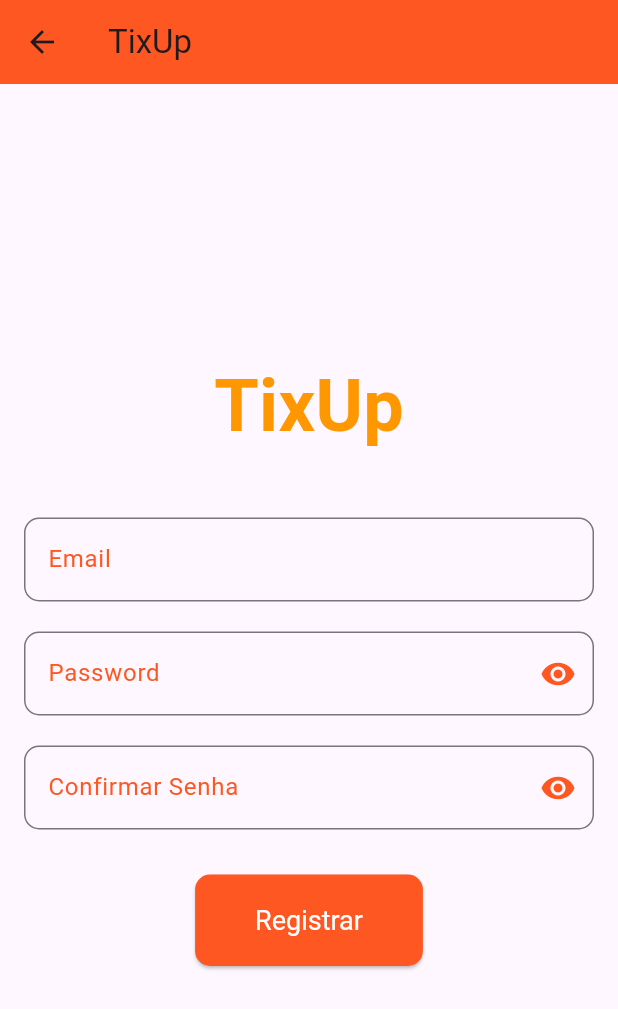
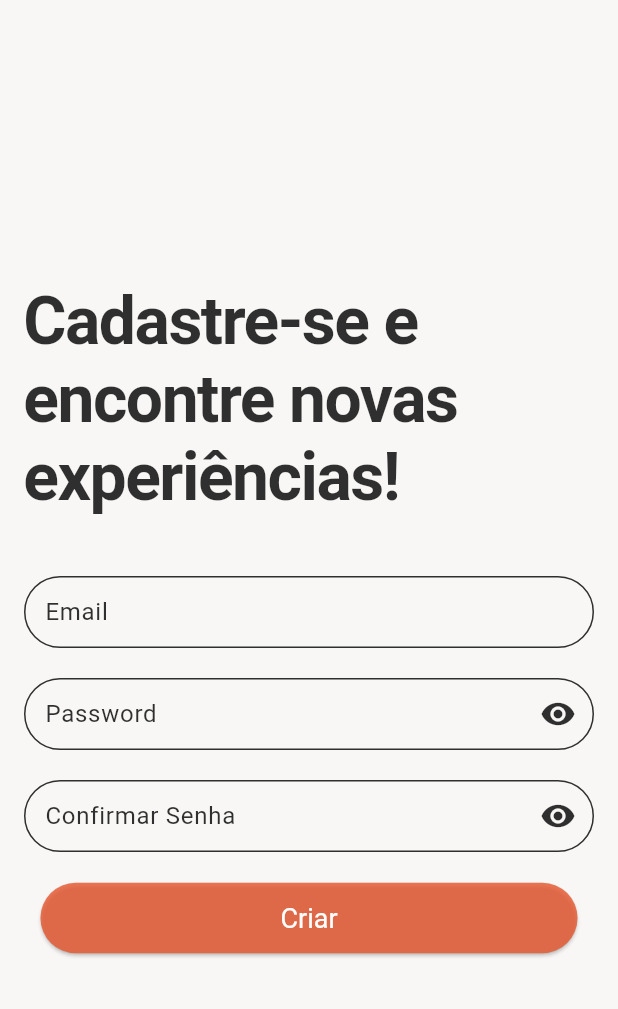
Before and after one commit to TIXw3/mobile-tixup, a Flutter app: the TelaRegistro screen opened directly, on a phone screen of 412 x 824 dp. Shown: the top 1009 px of the screen. Run offline on Flutter 3.47's test engine with Material 3 defaults, Android fonts, the phone set to English and light mode, and no system bars; our stand-ins replace carousel_slider, iconsax_flutter, supabase_flutter; accounts and stored records are empty; Roboto replaces fonts that are missing (Pacifico).

Commit message:
ETIX-014/styles: styled register screen

```diff
--- a/mobile_tixup/lib/features/auth/presentation/pages/register_page.dart
+++ b/mobile_tixup/lib/features/auth/presentation/pages/register_page.dart
@@ -51,23 +51,40 @@ class _TelaRegistroState extends State<TelaRegistro> {
   @override
   Widget build(BuildContext context) {
     return Scaffold(
-      appBar: AppBar(
-        title: const Text('TixUp'),
-        backgroundColor: Colors.deepOrange,
-      ),
+      backgroundColor: Color.fromARGB(255, 248, 247, 245),
       body: Padding(
         padding: const EdgeInsets.all(16.0),
         child: Column(
           mainAxisAlignment: MainAxisAlignment.center,
           crossAxisAlignment: CrossAxisAlignment.center,
           children: <Widget>[
-            const Text(
-              'TixUp',
-              style: TextStyle(
-                fontSize: 48,
-                fontWeight: FontWeight.bold,
-                fontFamily: 'Pacifico',
-                color: Colors.orange,
+            Align(
+              alignment: Alignment.centerLeft,
+              child: RichText(
+                text: TextSpan(
+                  style: const TextStyle(
+                    fontSize: 44,
+                    fontWeight: FontWeight.bold,
+                    fontFamily: 'Pacifico',
+                    color: Color.fromARGB(206, 0, 0, 0),
+                  ),
+                  children: [
+                    TextSpan(
+                      text: 'Cadastre-se e',
+                      style: TextStyle(letterSpacing: -1),
+                    ),
+                    TextSpan(text: ' '), // Espaço entre as palavras
+                    TextSpan(
+                      text: 'encontre novas',
+                      style: TextStyle(letterSpacing: -1),
+                    ),
+                    TextSpan(text: ' '),
+                    TextSpan(
+                      text: 'experiências!',
+                      style: TextStyle(letterSpacing: -1),
+                    ),
+                  ],
+                ),
               ),
             ),
             const SizedBox(height: 40),
@@ -75,9 +92,29 @@ class _TelaRegistroState extends State<TelaRegistro> {
               controller: _emailController,
               decoration: InputDecoration(
                 labelText: 'Email',
-                labelStyle: const TextStyle(color: Colors.deepOrange),
+                labelStyle: const TextStyle(
+                  color: Color.fromARGB(206, 0, 0, 0),
+                ),
                 border: OutlineInputBorder(
-                  borderRadius: BorderRadius.circular(10),
+                  borderRadius: BorderRadius.circular(30),
+                ),
+                enabledBorder: OutlineInputBorder(
+                  borderRadius: BorderRadius.circular(30),
+                  borderSide: const BorderSide(
+                    color: Color.fromARGB(206, 0, 0, 0),
+                    width: 1,
+                  ),
+                ),
+                focusedBorder: OutlineInputBorder(
+                  borderRadius: BorderRadius.circular(30),
+                  borderSide: const BorderSide(
+                    color: Colors.deepOrange,
+                    width: 2,
+                  ),
+                ),
+                contentPadding: const EdgeInsets.symmetric(
+                  vertical: 9.0,
+                  horizontal: 10.0,
                 ),
               ),
               keyboardType: TextInputType.emailAddress,
@@ -88,14 +125,34 @@ class _TelaRegistroState extends State<TelaRegistro> {
               obscureText: _obscureText,
               decoration: InputDecoration(
                 labelText: 'Password',
-                labelStyle: const TextStyle(color: Colors.deepOrange),
+                labelStyle: const TextStyle(
+                  color: Color.fromARGB(206, 0, 0, 0),
+                ),
                 border: OutlineInputBorder(
-                  borderRadius: BorderRadius.circular(10),
+                  borderRadius: BorderRadius.circular(30),
+                ),
+                enabledBorder: OutlineInputBorder(
+                  borderRadius: BorderRadius.circular(30),
+                  borderSide: const BorderSide(
+                    color: Color.fromARGB(206, 0, 0, 0),
+                    width: 1,
+                  ),
+                ),
+                focusedBorder: OutlineInputBorder(
+                  borderRadius: BorderRadius.circular(30),
+                  borderSide: const BorderSide(
+                    color: Colors.deepOrange,
+                    width: 2,
+                  ),
+                ),
+                contentPadding: const EdgeInsets.symmetric(
+                  vertical: 9,
+                  horizontal: 10,
                 ),
                 suffixIcon: IconButton(
                   icon: Icon(
                     _obscureText ? Icons.visibility : Icons.visibility_off,
-                    color: Colors.deepOrange,
+                    color: Color.fromARGB(206, 0, 0, 0),
                   ),
                   onPressed: _togglePasswordVisibility,
                 ),
@@ -107,20 +164,40 @@ class _TelaRegistroState extends State<TelaRegistro> {
               obscureText: _obscureText,
               decoration: InputDecoration(
                 labelText: 'Confirmar Senha',
-                labelStyle: const TextStyle(color: Colors.deepOrange),
+                labelStyle: const TextStyle(
+                  color: Color.fromARGB(206, 0, 0, 0),
+                ),
                 border: OutlineInputBorder(
-                  borderRadius: BorderRadius.circular(10),
+                  borderRadius: BorderRadius.circular(30),
                 ),
+                enabledBorder: OutlineInputBorder(
+                  borderRadius: BorderRadius.circular(30),
+                  borderSide: const BorderSide(
+                    color: Color.fromARGB(206, 0, 0, 0),
+                    width: 1,
+                  ),
+                ),
+                focusedBorder: OutlineInputBorder(
+                  borderRadius: BorderRadius.circular(30),
+                  borderSide: const BorderSide(
+                    color: Colors.deepOrange,
+                    width: 2,
+                  ),
+                ),
+                contentPadding: const EdgeInsets.symmetric(
+                  vertical: 9.0,
+                  horizontal: 10.0,
+                ), //
                 suffixIcon: IconButton(
                   icon: Icon(
                     _obscureText ? Icons.visibility : Icons.visibility_off,
-                    color: Colors.deepOrange,
+                    color: Color.fromARGB(206, 0, 0, 0),
                   ),
                   onPressed: _togglePasswordVisibility,
                 ),
               ),
             ),
-            const SizedBox(height: 30),
+            const SizedBox(height: 20),
             ElevatedButton(
               onPressed: signUp,
               // {
@@ -150,18 +227,18 @@ class _TelaRegistroState extends State<TelaRegistro> {
               //   );
               // },
               style: ElevatedButton.styleFrom(
-                backgroundColor: Colors.deepOrange,
+                backgroundColor: Color.fromARGB(206, 231, 87, 47),
                 padding: const EdgeInsets.symmetric(
-                  vertical: 20.0,
-                  horizontal: 40.0,
+                  vertical: 13.0,
+                  horizontal: 160.0,
                 ),
                 shape: RoundedRectangleBorder(
-                  borderRadius: BorderRadius.circular(10),
+                  borderRadius: BorderRadius.circular(30),
                 ),
                 textStyle: const TextStyle(fontSize: 18),
               ),
               child: const Text(
-                'Registrar',
+                'Criar',
                 style: TextStyle(fontSize: 18, color: Colors.white),
               ),
             ),
```
